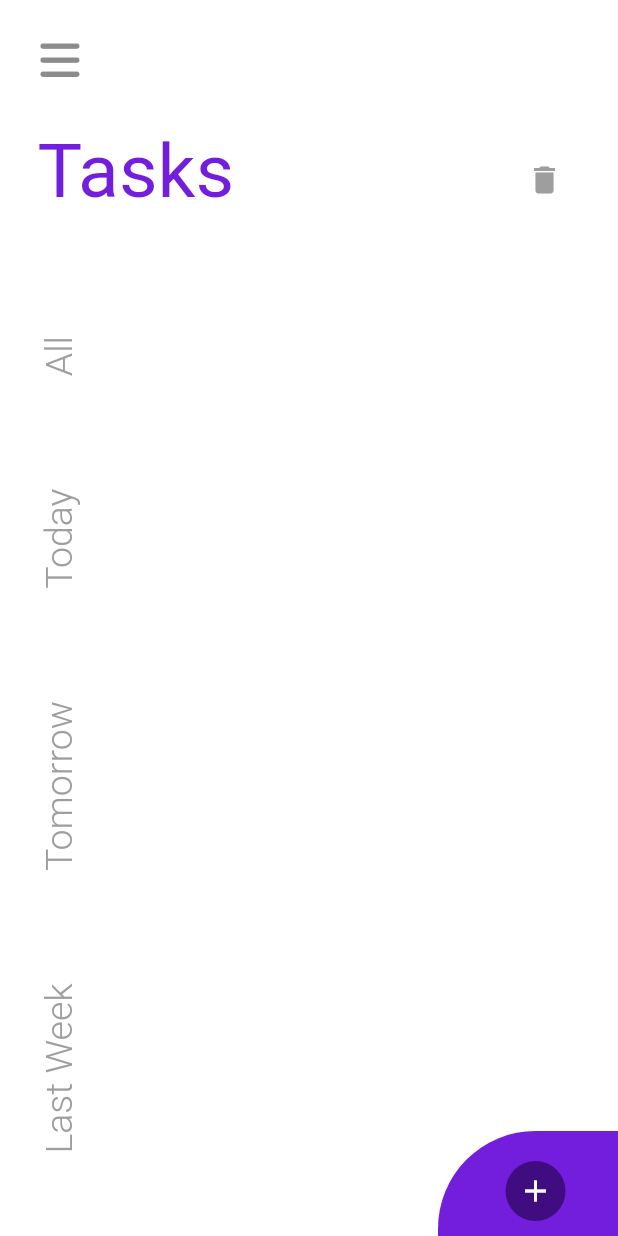
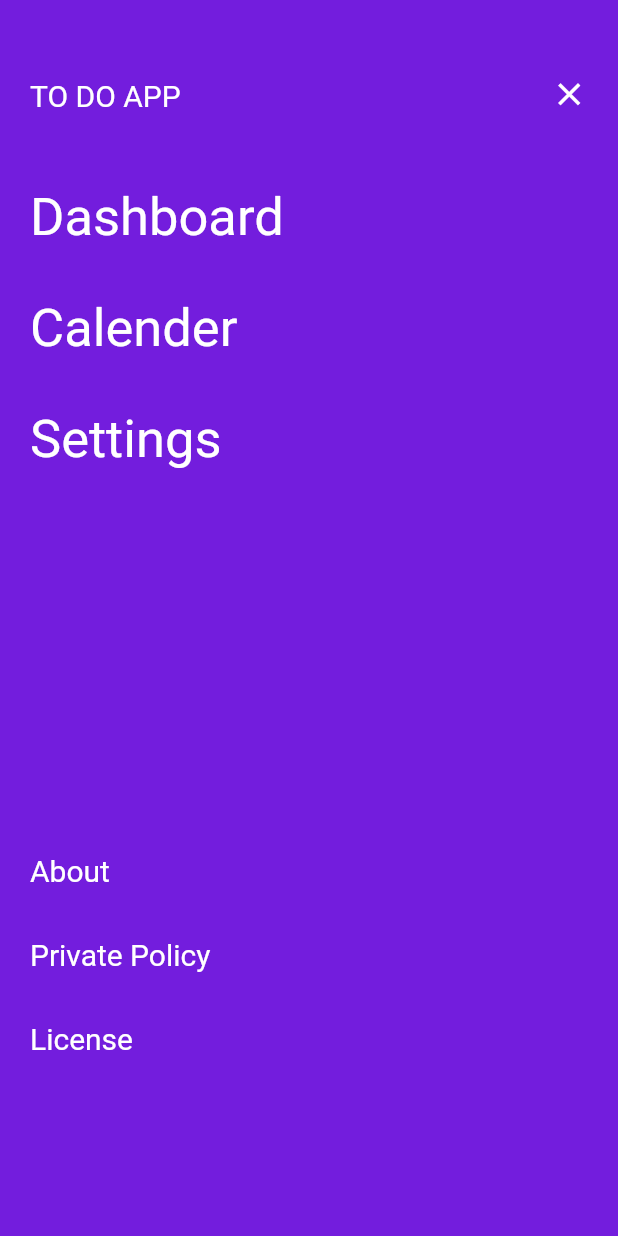
Before and after one commit to adrianoaraujo0/lista_de_tarefas, a Flutter app: the screen it shows after launch, with the side drawer open (before the commit the screen has no drawer), on a phone screen of 412 x 824 dp. Run offline on Flutter 3.47's test engine with Material 2 defaults, Android fonts, the phone set to English and light mode, and no system bars; our stand-ins replace font_awesome_flutter, objectbox, rxdart, table_calendar; generated files the repository leaves out were written again; Roboto replaces fonts that are missing (Arial).

Commit message:
Calender sendo implementado

```diff
--- /dev/null
+++ b/lib/components/drawer_component.dart
@@ -0,0 +1,69 @@
+import 'package:flutter/material.dart';
+import 'package:lista_de_tarefas/ui/calender/calender_page.dart';
+import 'package:lista_de_tarefas/utils/list_colors.dart';
+
+class DrawerComponent extends StatelessWidget {
+  const DrawerComponent({super.key});
+
+
+  @override
+  Widget build(BuildContext context) {
+    return Drawer(
+      width: MediaQuery.of(context).size.width,
+      backgroundColor: ListColors.purple,
+      child: Padding(
+        padding: const EdgeInsets.fromLTRB(20, 50, 20, 120),
+        child: Column(
+          crossAxisAlignment: CrossAxisAlignment.start,
+          children: [
+            Row(
+              mainAxisAlignment: MainAxisAlignment.spaceBetween,
+              crossAxisAlignment: CrossAxisAlignment.end,
+              children: [
+                 const Text("TO DO APP", style: TextStyle(color: ListColors.white, fontSize: 20)),
+                 InkWell( onTap: () => Navigator.pop(context), child: const Icon(Icons.close, color: ListColors.white, size: 25)),
+              ],
+            ),
+            Expanded(
+              child: Column(
+                crossAxisAlignment: CrossAxisAlignment.start,
+                mainAxisAlignment: MainAxisAlignment.spaceBetween,
+                children: [
+                  Column(
+                    crossAxisAlignment: CrossAxisAlignment.start,
+                    children: [
+                      SizedBox(height: MediaQuery.of(context).size.height*0.06),
+                      buildText(context: context, title: "Dashboard"),
+                      SizedBox(height: MediaQuery.of(context).size.height*0.04),
+                      buildText(context: context, title: "Calender", route: CalenderPage()),
+                      SizedBox(height: MediaQuery.of(context).size.height*0.04),
+                      buildText(context: context, title: "Settings"),
+                    ],
+                  ),
+                  Column(
+                    crossAxisAlignment: CrossAxisAlignment.start,
+                    children: [
+                      SizedBox(height: MediaQuery.of(context).size.height*0.06),
+                      buildText(context: context, title: "About", isSettings: true),
+                      SizedBox(height: MediaQuery.of(context).size.height*0.04),
+                      buildText(context: context, title: "Private Policy", isSettings: true),
+                      SizedBox(height: MediaQuery.of(context).size.height*0.04),
+                      buildText(context: context, title:"License", isSettings: true),
+                    ],
+                  ),
+                ]
+              ),
+            ),
+          ],
+        ),
+      ),
+    );
+  }
+
+  Widget buildText({required BuildContext context, dynamic route, required String title, bool isSettings = false}){
+    return InkWell(
+      onTap: () => Navigator.push(context, MaterialPageRoute(builder: (context) => route)),
+      child: Text(title, style: TextStyle(color: ListColors.white, fontSize: isSettings ? 20 : 35)),
+    );
+  }
+}
--- a/lib/database/objectbox_database.dart
+++ b/lib/database/objectbox_database.dart
@@ -1,5 +1,7 @@
 import 'package:lista_de_tarefas/models/todo.dart';
+// ignore: depend_on_referenced_packages
 import 'package:path/path.dart' as p;
+// ignore: depend_on_referenced_packages
 import 'package:path_provider/path_provider.dart';
 import 'objectbox.g.dart'; // created by `flutter pub run build_runner build`
 
--- a/lib/main.dart
+++ b/lib/main.dart
@@ -14,7 +14,7 @@ class MyApp extends StatelessWidget {
 
   @override
   Widget build(BuildContext context) {
-    return MaterialApp(
+    return const MaterialApp(
       debugShowCheckedModeBanner: false,
       home: MenuPage(),
     );
--- a/lib/ui/createTask/create_task_page.dart
+++ b/lib/ui/createTask/create_task_page.dart
@@ -1,5 +1,4 @@
 import 'package:flutter/material.dart';
-import 'package:intl/intl.dart';
 import 'package:lista_de_tarefas/models/todo.dart';
 import 'package:lista_de_tarefas/ui/createTask/create_task_controller.dart';
 import 'package:lista_de_tarefas/ui/menu/menu_controller.dart';
--- a/lib/ui/menu/menu_repository.dart
+++ b/lib/ui/menu/menu_repository.dart
@@ -1,5 +1,3 @@
-import 'dart:developer';
-
 import 'package:lista_de_tarefas/database/objectbox.g.dart';
 import 'package:lista_de_tarefas/database/objectbox_database.dart';
 import 'package:lista_de_tarefas/models/todo.dart';
@@ -8,7 +6,7 @@ class MenuRepository{
 
   List<Todo> findAllTasks() =>ObjectBoxDatabase.todoBox.getAll();
 
-  List<Todo> findTasksToday(DateTime dateTime) {
+  List<Todo> findTasks(DateTime dateTime) {
     return ObjectBoxDatabase.todoBox.query(Todo_.dateTime.equals(dateTime.millisecondsSinceEpoch)).build().find();
   }
 
--- a/pubspec.yaml
+++ b/pubspec.yaml
@@ -25,8 +25,11 @@ dependencies:
   objectbox: ^1.7.0
   objectbox_flutter_libs: any
 
+  #CALENDAR
+  table_calendar: ^3.0.8
+
+  #DATE_FORMAT
   intl:
-  flutter_slidable: ^0.6.0
 
 dev_dependencies:
   flutter_test:
```
Also changed, not shown: lib/ui/calender/calender_controller.dart (added, +16 -0 lines), lib/ui/calender/calender_page.dart (added, +87 -0 lines), lib/ui/menu/menu_controller.dart (+7 -13 lines), lib/ui/menu/menu_page.dart (+22 -4 lines), lib/database/objectbox.g.dart, pubspec.lock.
